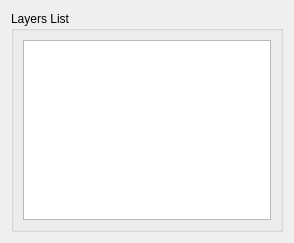
Above: src/terralib/qt/plugins/datasource/terralib4/ui/TL4FinalPageWizardPageForm.ui from claudiobogossian/terralib5 before the change. Below: the same form after it.
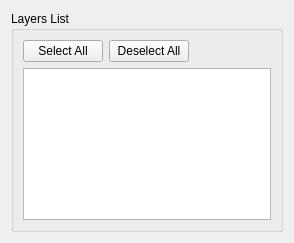
That is the form after the change.

What changed in the file:
```diff
--- a/src/terralib/qt/plugins/datasource/terralib4/ui/TL4FinalPageWizardPageForm.ui
+++ b/src/terralib/qt/plugins/datasource/terralib4/ui/TL4FinalPageWizardPageForm.ui
@@ -21,7 +21,42 @@
      </property>
      <layout class="QGridLayout" name="gridLayout">
       <item row="0" column="0">
-       <widget class="QListWidget" name="m_layersListWidget"/>
+       <layout class="QVBoxLayout" name="verticalLayout">
+        <item>
+         <layout class="QHBoxLayout" name="horizontalLayout">
+          <item>
+           <widget class="QPushButton" name="m_selectAllPushButton">
+            <property name="text">
+             <string>Select All</string>
+            </property>
+           </widget>
+          </item>
+          <item>
+           <widget class="QPushButton" name="m_deselectAllPushButton">
+            <property name="text">
+             <string>Deselect All</string>
+            </property>
+           </widget>
+          </item>
+          <item>
+           <spacer name="horizontalSpacer">
+            <property name="orientation">
+             <enum>Qt::Horizontal</enum>
+            </property>
+            <property name="sizeHint" stdset="0">
+             <size>
+              <width>40</width>
+              <height>20</height>
+             </size>
+            </property>
+           </spacer>
+          </item>
+         </layout>
+        </item>
+        <item>
+         <widget class="QListWidget" name="m_layersListWidget"/>
+        </item>
+       </layout>
       </item>
      </layout>
     </widget>
```
